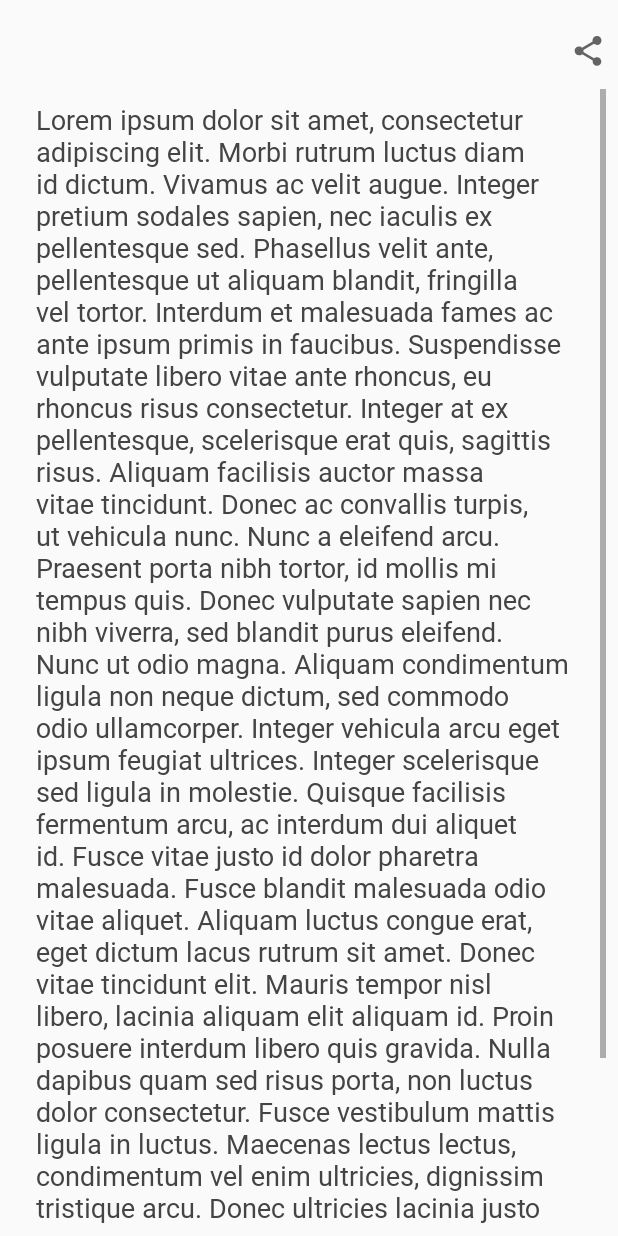
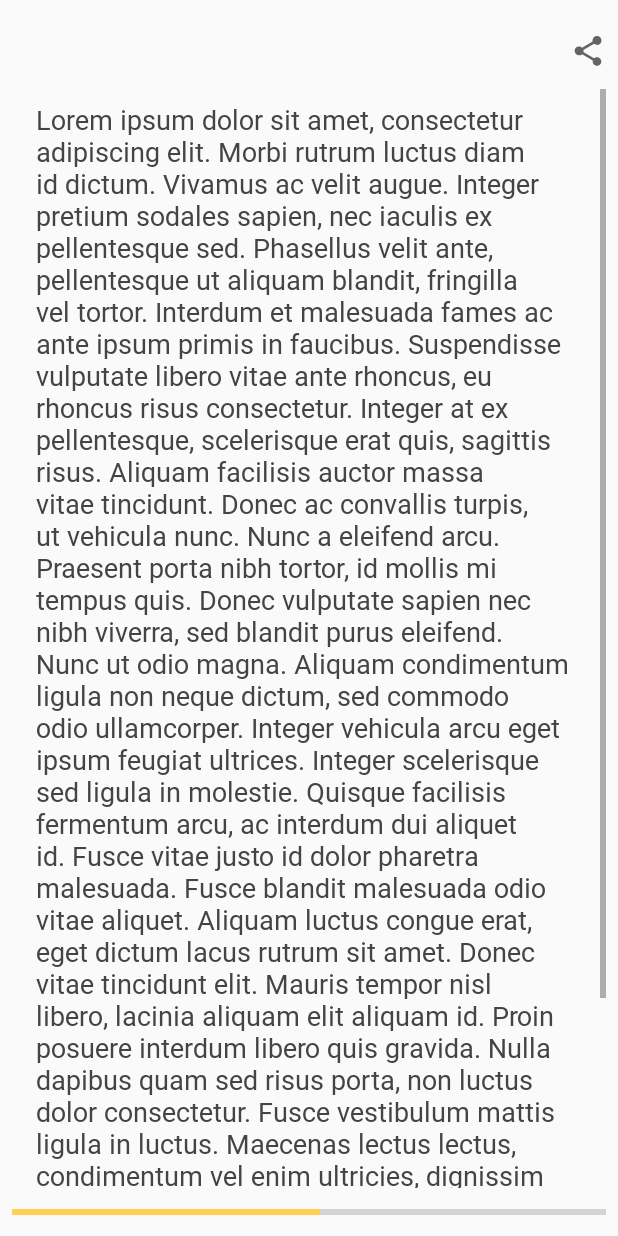
Before and after one commit to franchetti/oneaday-android, an Android app: the AdviceView screen opened directly, with no data from a screen before it, on a phone screen of 412 x 824 dp. Run offline under Robolectric (Android 15) with nearby library versions, the phone set to English and light mode, and no system bars; libraries missing offline, so code that uses them is left out: com.github.lzyzsd.circleprogress.

Commit message:
Added progressBar.

```diff
--- a/iterator/src/main/res/layout/advice_view.xml
+++ b/iterator/src/main/res/layout/advice_view.xml
@@ -32,7 +32,8 @@
         android:layout_marginTop="8dp"
         android:layout_marginEnd="8dp"
         android:layout_marginBottom="8dp"
-        app:layout_constraintBottom_toBottomOf="parent"
+        android:fadingEdge="horizontal"
+        app:layout_constraintBottom_toTopOf="@+id/advice_view_progress"
         app:layout_constraintEnd_toEndOf="parent"
         app:layout_constraintStart_toStartOf="parent"
         app:layout_constraintTop_toBottomOf="@+id/advice_view_title">
@@ -73,4 +74,19 @@
         app:layout_constraintEnd_toEndOf="parent"
         app:layout_constraintTop_toTopOf="@+id/advice_view_title" />
 
+    <ProgressBar
+        android:id="@+id/advice_view_progress"
+        style="?android:attr/progressBarStyleHorizontal"
+        android:layout_width="0dp"
+        android:layout_height="wrap_content"
+        android:layout_marginStart="8dp"
+        android:layout_marginEnd="8dp"
+        android:layout_marginBottom="8dp"
+        android:max="27"
+        android:fadingEdge="horizontal"
+        android:progressTint="@color/colorAccent"
+        app:layout_constraintBottom_toBottomOf="parent"
+        app:layout_constraintEnd_toEndOf="parent"
+        app:layout_constraintStart_toStartOf="parent" />
+
 </android.support.constraint.ConstraintLayout>
```
